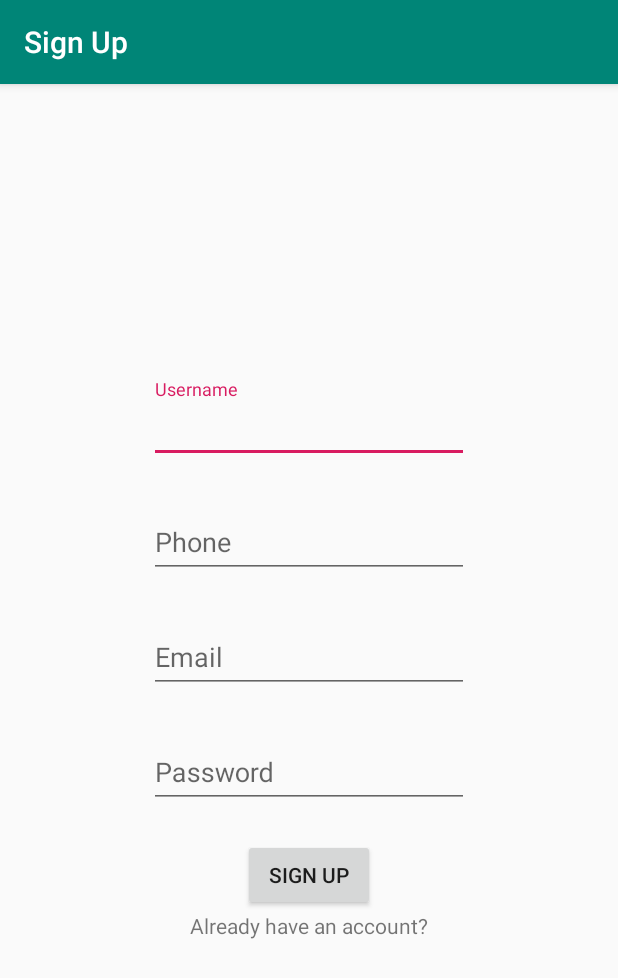
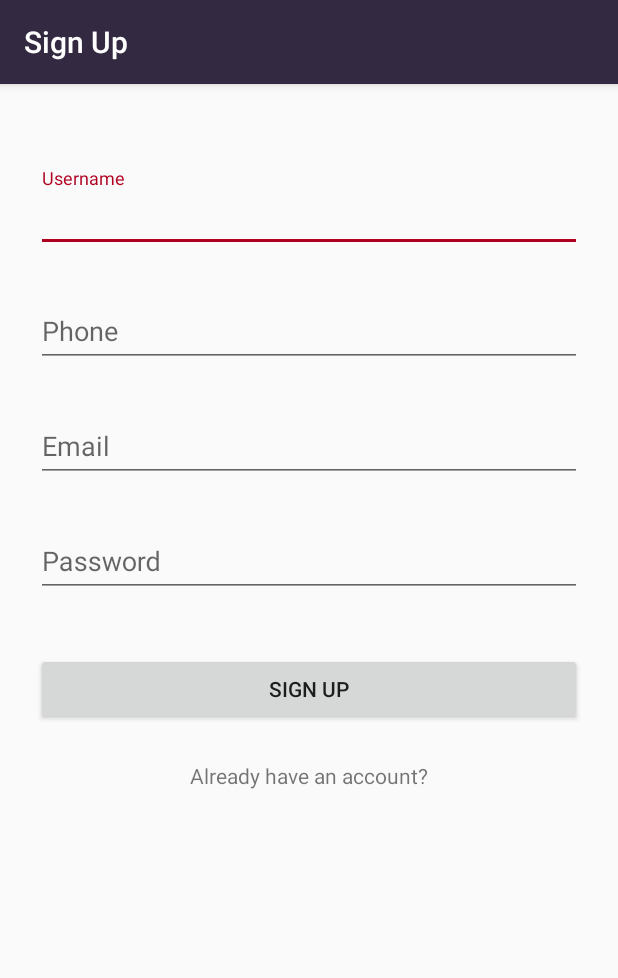
Before and after one commit to eleabil/Mobile, an Android app: the screen it shows after launch (SignUpActivity), on a phone screen of 412 x 824 dp. Shown: the top 978 px of the screen. Run offline under Robolectric (Android 15) with nearby library versions, the phone set to English and light mode, and no system bars; our stand-ins replace Firebase (no records; nobody signed in at launch, a user with empty details on screens opened directly).

Commit message:
lab1 final design

```diff
--- a/app/src/main/res/layout/activity_sign_up.xml
+++ b/app/src/main/res/layout/activity_sign_up.xml
@@ -5,14 +5,16 @@
 
     android:layout_width="match_parent"
     android:layout_height="match_parent"
-    android:gravity="center"
+    android:gravity="center_horizontal"
     android:orientation="vertical"
-    tools:context=".SignUpActivity">
-
+    tools:context=".SignUpActivity"
+    android:paddingTop="56dp"
+    android:paddingLeft="24dp"
+    android:paddingRight="24dp">
 
     <com.google.android.material.textfield.TextInputLayout
         android:id="@+id/signup_layout_username"
-        android:layout_width="213dp"
+        android:layout_width="match_parent"
         android:layout_height="wrap_content"
         android:hint="@string/username"
         app:errorEnabled="true">
@@ -21,14 +23,13 @@
             android:id="@+id/signup_activity_username"
             android:layout_width="match_parent"
             android:layout_height="wrap_content"
-            android:layout_gravity="center"
             android:inputType="text" />
 
     </com.google.android.material.textfield.TextInputLayout>
 
     <com.google.android.material.textfield.TextInputLayout
         android:id="@+id/signup_layout_phone"
-        android:layout_width="213dp"
+        android:layout_width="match_parent"
         android:layout_height="wrap_content"
         android:hint="@string/phone"
         app:errorEnabled="true">
@@ -44,7 +45,7 @@
 
     <com.google.android.material.textfield.TextInputLayout
         android:id="@+id/signup_layout_email"
-        android:layout_width="213dp"
+        android:layout_width="match_parent"
         android:layout_height="wrap_content"
         android:hint="@string/email"
         app:errorEnabled="true">
@@ -60,7 +61,7 @@
 
     <com.google.android.material.textfield.TextInputLayout
         android:id="@+id/signup_layout_password"
-        android:layout_width="213dp"
+        android:layout_width="match_parent"
         android:layout_height="wrap_content"
         android:hint="@string/password"
         app:errorEnabled="true">
@@ -74,19 +75,27 @@
 
     </com.google.android.material.textfield.TextInputLayout>
 
-    <Button
-        android:id="@+id/signup_activity_signupBtn"
-        android:layout_width="wrap_content"
+    <com.google.android.material.textfield.TextInputLayout
+        android:id="@+id/signup_layout_button"
+        android:layout_width="match_parent"
         android:layout_height="wrap_content"
-        android:layout_gravity="center"
-        android:text="@string/signup" />
+        android:hint="@string/password"
+        app:errorEnabled="true">
+        <Button
+            android:id="@+id/signup_activity_signupBtn"
+            android:layout_width="match_parent"
+            android:layout_height="wrap_content"
+            android:layout_gravity="center"
+            android:text="@string/signup" />
+    </com.google.android.material.textfield.TextInputLayout>
+
 
     <TextView
         android:id="@+id/signup_activity_loginLink"
         android:layout_width="wrap_content"
         android:layout_height="wrap_content"
         android:layout_gravity="center"
+        android:paddingTop="24dp"
         android:text="@string/have_acc_link" />
 
-
 </LinearLayout>
--- a/app/src/main/res/values/colors.xml
+++ b/app/src/main/res/values/colors.xml
@@ -1,6 +1,7 @@
 <?xml version="1.0" encoding="utf-8"?>
 <resources>
-    <color name="colorPrimary">#008577</color>
-    <color name="colorPrimaryDark">#00574B</color>
-    <color name="colorAccent">#D81B60</color>
+    <color name="colorPrimary">#332940</color>
+    <color name="colorPrimaryDark">#1F1A24</color>
+    <color name="colorAccent">#B00020</color>
+    <color name="colorError">#B00020</color>
 </resources>
--- a/app/src/main/res/values/styles.xml
+++ b/app/src/main/res/values/styles.xml
@@ -6,6 +6,7 @@
         <item name="colorPrimary">@color/colorPrimary</item>
         <item name="colorPrimaryDark">@color/colorPrimaryDark</item>
         <item name="colorAccent">@color/colorAccent</item>
+        <item name="colorError">@color/colorError</item>
     </style>
 
 </resources>
```
Also changed, not shown: app/src/main/res/layout/activity_home.xml (+11 -6 lines), app/src/main/res/layout/activity_login.xml (+10 -6 lines).
